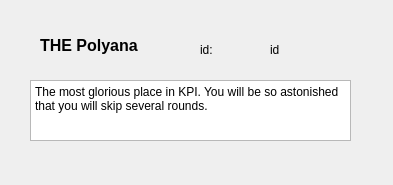
Old version of the form polyanawindow.ui in the repository Molodid-Tyshchenko/qt-monopoly-.
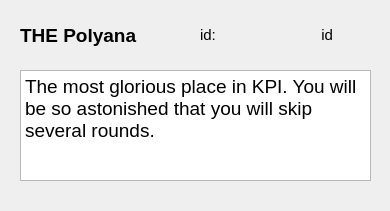
New version of the form.

```diff
--- a/polyanawindow.ui
+++ b/polyanawindow.ui
@@ -6,8 +6,8 @@
    <rect>
     <x>0</x>
     <y>0</y>
-    <width>393</width>
-    <height>185</height>
+    <width>390</width>
+    <height>211</height>
    </rect>
   </property>
   <property name="windowTitle">
@@ -16,18 +16,21 @@
   <widget class="QLabel" name="name">
    <property name="geometry">
     <rect>
-     <x>40</x>
-     <y>30</y>
-     <width>131</width>
+     <x>20</x>
+     <y>20</y>
+     <width>161</width>
      <height>31</height>
     </rect>
    </property>
    <property name="font">
     <font>
-     <pointsize>12</pointsize>
+     <pointsize>14</pointsize>
      <bold>true</bold>
     </font>
    </property>
+   <property name="styleSheet">
+    <string notr="true">font-size: 14pt;</string>
+   </property>
    <property name="text">
     <string>THE Polyana</string>
    </property>
@@ -36,11 +39,14 @@
    <property name="geometry">
     <rect>
      <x>200</x>
-     <y>40</y>
+     <y>19</y>
      <width>63</width>
-     <height>20</height>
+     <height>31</height>
     </rect>
    </property>
+   <property name="styleSheet">
+    <string notr="true">font-size: 11pt;</string>
+   </property>
    <property name="text">
     <string>id:</string>
    </property>
@@ -49,30 +55,39 @@
    <property name="geometry">
     <rect>
      <x>270</x>
-     <y>40</y>
+     <y>19</y>
      <width>63</width>
-     <height>20</height>
+     <height>31</height>
     </rect>
    </property>
+   <property name="styleSheet">
+    <string notr="true">font-size: 11pt;</string>
+   </property>
    <property name="text">
     <string>id</string>
    </property>
+   <property name="alignment">
+    <set>Qt::AlignRight|Qt::AlignTrailing|Qt::AlignVCenter</set>
+   </property>
   </widget>
   <widget class="QTextEdit" name="textEdit">
    <property name="geometry">
     <rect>
-     <x>30</x>
-     <y>80</y>
-     <width>321</width>
-     <height>61</height>
+     <x>20</x>
+     <y>70</y>
+     <width>351</width>
+     <height>111</height>
     </rect>
    </property>
+   <property name="styleSheet">
+    <string notr="true">font-size: 12pt;</string>
+   </property>
    <property name="html">
     <string>&lt;!DOCTYPE HTML PUBLIC &quot;-//W3C//DTD HTML 4.0//EN&quot; &quot;http://www.w3.org/TR/REC-html40/strict.dtd&quot;&gt;
 &lt;html&gt;&lt;head&gt;&lt;meta name=&quot;qrichtext&quot; content=&quot;1&quot; /&gt;&lt;meta charset=&quot;utf-8&quot; /&gt;&lt;style type=&quot;text/css&quot;&gt;
 p, li { white-space: pre-wrap; }
-&lt;/style&gt;&lt;/head&gt;&lt;body style=&quot; font-family:'Segoe UI'; font-size:9pt; font-weight:400; font-style:normal;&quot;&gt;
-&lt;p style=&quot; margin-top:0px; margin-bottom:0px; margin-left:0px; margin-right:0px; -qt-block-indent:0; text-indent:0px;&quot;&gt;The most glorious place in KPI. You will be so astonished that you will skip several rounds.&lt;/p&gt;&lt;/body&gt;&lt;/html&gt;</string>
+&lt;/style&gt;&lt;/head&gt;&lt;body style=&quot; font-family:'Segoe UI'; font-size:12pt; font-weight:400; font-style:normal;&quot;&gt;
+&lt;p style=&quot; margin-top:0px; margin-bottom:0px; margin-left:0px; margin-right:0px; -qt-block-indent:0; text-indent:0px;&quot;&gt;&lt;span style=&quot; font-size:14pt;&quot;&gt;The most glorious place in KPI. You will be so astonished that you will skip several rounds.&lt;/span&gt;&lt;/p&gt;&lt;/body&gt;&lt;/html&gt;</string>
    </property>
   </widget>
  </widget>
```
